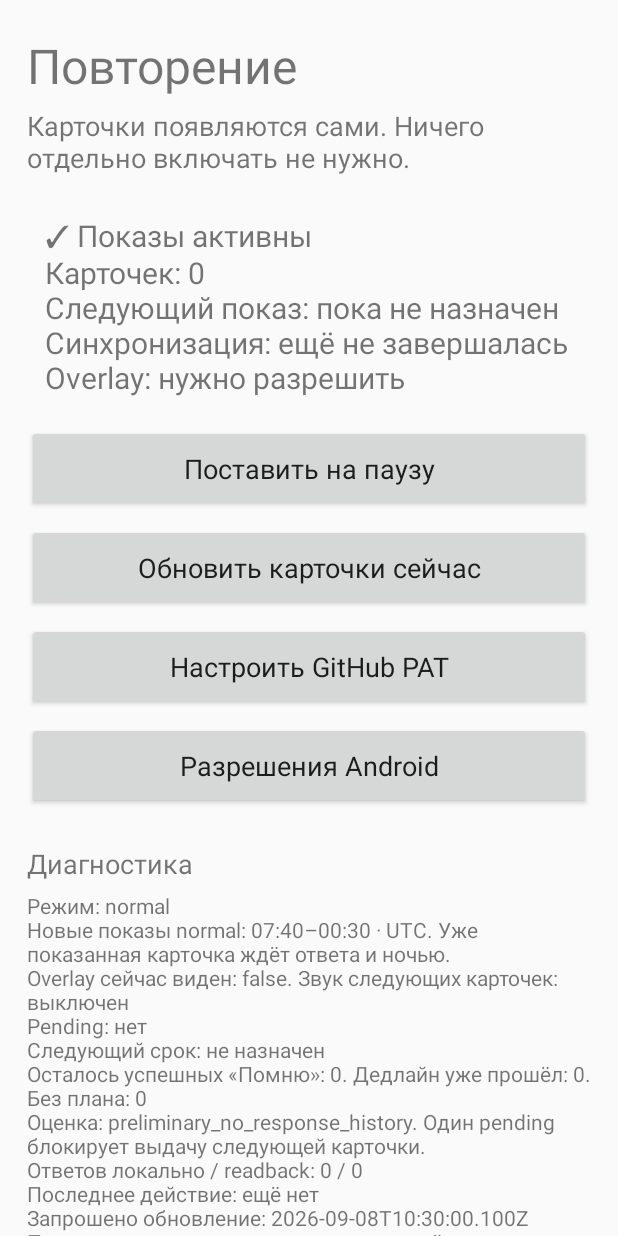
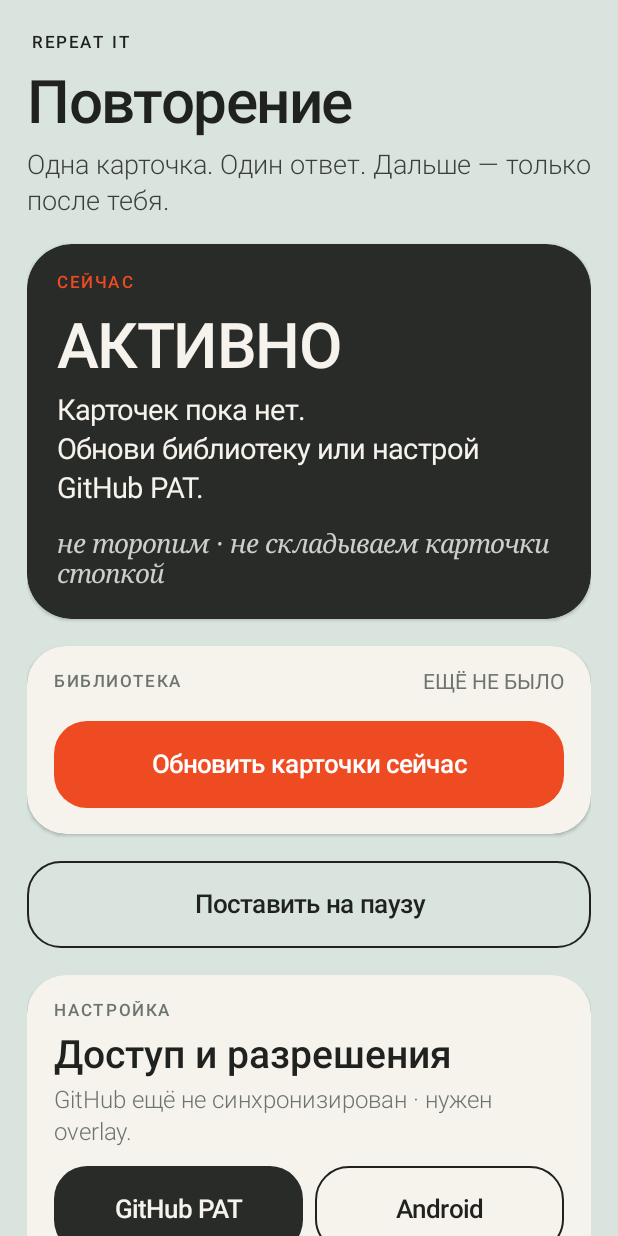
Before and after one commit to onedayonemasterpiece/repeat-it, an Android app: the screen it shows after launch (MainActivity), on a phone screen of 412 x 824 dp. Run offline under Robolectric (Android 15) with nearby library versions, the light colour scheme and no system bars; 4 statements that could not run were skipped.

Commit message:
Redesign main screen with editorial hierarchy

```diff
--- a/app/src/main/java/com/onedayonemasterpiece/repeatit/MainActivity.java
+++ b/app/src/main/java/com/onedayonemasterpiece/repeatit/MainActivity.java
@@ -3,9 +3,13 @@ package com.onedayonemasterpiece.repeatit;
 import android.Manifest;
 import android.app.*;
 import android.content.*;
+import android.content.res.ColorStateList;
+import android.graphics.Typeface;
+import android.graphics.drawable.GradientDrawable;
+import android.graphics.drawable.RippleDrawable;
+import android.net.Uri;
 import android.os.*;
 import android.provider.Settings;
-import android.net.Uri;
 import android.text.InputType;
 import android.view.*;
 import android.widget.*;
@@ -15,57 +19,137 @@ import java.time.Instant;
 
 public final class MainActivity extends Activity {
     public static volatile boolean visible=false;
-    private Store store;private TextView summary,status;private Button pauseButton,syncButton;
+
+    private static final int SAGE=0xffd9e4df;
+    private static final int GRAPHITE=0xff292b29;
+    private static final int GRAPHITE_SOFT=0xff3b3e3a;
+    private static final int PAPER=0xfff6f3ed;
+    private static final int INK=0xff202220;
+    private static final int MUTED=0xff6d746f;
+    private static final int ORANGE=0xffef4b23;
+    private static final int WHITE=0xffffffff;
+
+    private final Typeface display=Typeface.create("sans-serif-medium",Typeface.NORMAL);
+    private final Typeface body=Typeface.create("sans-serif",Typeface.NORMAL);
+    private final Typeface bodyLight=Typeface.create("sans-serif-light",Typeface.NORMAL);
+    private final Typeface editorial=Typeface.create("serif",Typeface.ITALIC);
+
+    private Store store;
+    private TextView stateWord,heroMeta,heroSync,pauseButton,syncButton,setupHint;
     private final BroadcastReceiver changed=new BroadcastReceiver(){@Override public void onReceive(Context c,Intent i){renderStatus();}};
+
     @Override public void onCreate(Bundle b){
-        super.onCreate(b);getWindow().addFlags(WindowManager.LayoutParams.FLAG_SECURE);store=Store.get(this);
-        LinearLayout page=new LinearLayout(this);page.setOrientation(LinearLayout.VERTICAL);page.setPadding(dp(18),dp(22),dp(18),dp(22));
-        TextView title=new TextView(this);title.setText("Повторение");title.setTextSize(32);page.addView(title);
-        TextView subtitle=new TextView(this);subtitle.setText("Карточки появляются сами. Ничего отдельно включать не нужно.");subtitle.setTextSize(18);subtitle.setPadding(0,dp(6),0,dp(14));page.addView(subtitle);
-        summary=new TextView(this);summary.setTextSize(20);summary.setPadding(dp(12),dp(12),dp(12),dp(14));page.addView(summary,new LinearLayout.LayoutParams(-1,-2));
-        pauseButton=button(page,"",this::togglePause);
-        syncButton=button(page,"Обновить карточки сейчас",()->{
-            store.put("last_ui_action","manual_sync_tap@"+Instant.now());SyncWorker.configure(this,true);syncButton.setText("Обновление запрошено…");Toast.makeText(this,"Синхронизация запущена — окно можно закрыть",Toast.LENGTH_SHORT).show();syncButton.postDelayed(()->{syncButton.setText("Обновить карточки сейчас");renderStatus();},1400);
+        super.onCreate(b);
+        getWindow().addFlags(WindowManager.LayoutParams.FLAG_SECURE);
+        getWindow().setStatusBarColor(SAGE);getWindow().setNavigationBarColor(SAGE);
+        if(Build.VERSION.SDK_INT>=23)getWindow().getDecorView().setSystemUiVisibility(View.SYSTEM_UI_FLAG_LIGHT_STATUS_BAR);
+        if(Build.VERSION.SDK_INT>=26)getWindow().getDecorView().setSystemUiVisibility(View.SYSTEM_UI_FLAG_LIGHT_STATUS_BAR|View.SYSTEM_UI_FLAG_LIGHT_NAVIGATION_BAR);
+        store=Store.get(this);
+
+        ScrollView scroll=new ScrollView(this);scroll.setFillViewport(true);scroll.setBackgroundColor(SAGE);scroll.setClipToPadding(false);
+        LinearLayout page=new LinearLayout(this);page.setOrientation(LinearLayout.VERTICAL);page.setPadding(dp(18),dp(22),dp(18),dp(34));
+
+        TextView brand=micro("REPEAT IT",INK);brand.setPadding(dp(3),0,0,dp(10));page.addView(brand);
+        TextView title=label("Повторение",40,INK,display);title.setLetterSpacing(-0.025f);page.addView(title);
+        TextView subtitle=label("Одна карточка. Один ответ. Дальше — только после тебя.",18,GRAPHITE_SOFT,bodyLight);subtitle.setPadding(0,dp(7),0,dp(18));subtitle.setLineSpacing(0,1.12f);page.addView(subtitle);
+
+        LinearLayout hero=surface(GRAPHITE,30);hero.setPadding(dp(20),dp(19),dp(20),dp(20));
+        TextView now=micro("СЕЙЧАС",ORANGE);hero.addView(now);
+        stateWord=label("",42,PAPER,display);stateWord.setLetterSpacing(-0.025f);stateWord.setPadding(0,dp(12),0,dp(7));hero.addView(stateWord);
+        heroMeta=label("",19,PAPER,body);heroMeta.setLineSpacing(dp(2),1.08f);hero.addView(heroMeta);
+        TextView philosophy=label("не торопим · не складываем карточки стопкой",17,0xffcbd0cb,editorial);philosophy.setPadding(0,dp(16),0,0);hero.addView(philosophy);
+        page.addView(hero,blockMargins(0,0,0,dp(12)));
+
+        LinearLayout syncSurface=surface(PAPER,26);syncSurface.setPadding(dp(18),dp(16),dp(18),dp(17));
+        LinearLayout syncHeader=new LinearLayout(this);syncHeader.setOrientation(LinearLayout.HORIZONTAL);syncHeader.setGravity(Gravity.CENTER_VERTICAL);
+        TextView library=micro("БИБЛИОТЕКА",MUTED);syncHeader.addView(library,new LinearLayout.LayoutParams(0,-2,1));
+        heroSync=label("",14,MUTED,body);heroSync.setGravity(Gravity.END);syncHeader.addView(heroSync);syncSurface.addView(syncHeader);
+        syncButton=action("Обновить карточки сейчас",ORANGE,WHITE,ORANGE,0,()->{
+            store.put("last_ui_action","manual_sync_tap@"+Instant.now());SyncWorker.configure(this,true);
+            syncButton.setText("Обновление запрошено  →");Toast.makeText(this,"Синхронизация запущена — окно можно закрыть",Toast.LENGTH_SHORT).show();
+            syncButton.postDelayed(()->{syncButton.setText("Обновить карточки сейчас");renderStatus();},1500);
         });
-        button(page,"Настроить GitHub PAT",()->{
-            EditText entry=new EditText(this);entry.setInputType(InputType.TYPE_CLASS_TEXT|InputType.TYPE_TEXT_VARIATION_PASSWORD);entry.setSingleLine();entry.setImportantForAutofill(View.IMPORTANT_FOR_AUTOFILL_NO);
-            AlertDialog dialog=new AlertDialog.Builder(this).setTitle("Fine-grained PAT только для idea-hub")
-                .setMessage("Contents: read/write. GitHub ограничивает ключ репозиторием, не папкой. Приложение читает learning/ и пишет только свой progress. Ключ не передаётся в журнал или резервную копию.")
-                .setView(entry).setPositiveButton("Сохранить",(d,w)->{try{new TokenVault(this).save(entry.getText().toString());entry.getText().clear();store.put("last_ui_action","pat_saved@"+Instant.now());SyncWorker.configure(this,true);Toast.makeText(this,"Ключ сохранён, синхронизация запущена",Toast.LENGTH_SHORT).show();}catch(Exception e){entry.getText().clear();store.put("sync_error","token_save_failed:"+e.getClass().getSimpleName());Toast.makeText(this,"Не удалось сохранить ключ",Toast.LENGTH_LONG).show();}renderStatus();})
-                .setNegativeButton("Отмена",(d,w)->entry.getText().clear()).create();dialog.show();dialog.getWindow().addFlags(WindowManager.LayoutParams.FLAG_SECURE);
-        });
-        button(page,"Разрешения Android",()->new AlertDialog.Builder(this).setTitle("Для автономного показа")
-            .setItems(new String[]{"Поверх других приложений","Уведомления","Точный ближайший сигнал"},(dialog,index)->{
-                store.put("last_ui_action","permissions_"+index+"@"+Instant.now());
-                if(index==0)startActivity(new Intent(Settings.ACTION_MANAGE_OVERLAY_PERMISSION,Uri.parse("package:"+getPackageName())));
-                if(index==1&&Build.VERSION.SDK_INT>=33)requestPermissions(new String[]{Manifest.permission.POST_NOTIFICATIONS},71);
-                if(index==2&&Build.VERSION.SDK_INT>=31)startActivity(new Intent(Settings.ACTION_REQUEST_SCHEDULE_EXACT_ALARM,Uri.parse("package:"+getPackageName())));
-            }).show());
-        TextView diagnosticTitle=new TextView(this);diagnosticTitle.setText("Диагностика");diagnosticTitle.setTextSize(18);diagnosticTitle.setPadding(0,dp(20),0,dp(6));page.addView(diagnosticTitle);
-        status=new TextView(this);status.setTextSize(14);page.addView(status);
-        ScrollView scroll=new ScrollView(this);scroll.addView(page);setContentView(scroll);ContextCompat.registerReceiver(this,changed,new IntentFilter(Delivery.CHANGED),ContextCompat.RECEIVER_NOT_EXPORTED);renderStatus();
+        syncSurface.addView(syncButton,blockMargins(0,dp(12),0,0));
+        page.addView(syncSurface,blockMargins(0,0,0,dp(12)));
+
+        pauseButton=action("",SAGE,INK,INK,1,this::togglePause);page.addView(pauseButton,blockMargins(0,0,0,dp(12)));
+
+        LinearLayout setup=surface(PAPER,26);setup.setPadding(dp(18),dp(17),dp(18),dp(18));
+        setup.addView(micro("НАСТРОЙКА",MUTED));
+        TextView setupTitle=label("Доступ и разрешения",26,INK,display);setupTitle.setPadding(0,dp(8),0,dp(5));setup.addView(setupTitle);
+        setupHint=label("",16,MUTED,bodyLight);setupHint.setLineSpacing(dp(1),1.08f);setup.addView(setupHint);
+        LinearLayout setupActions=new LinearLayout(this);setupActions.setOrientation(LinearLayout.HORIZONTAL);setupActions.setPadding(0,dp(13),0,0);
+        TextView token=action("GitHub PAT",GRAPHITE,PAPER,GRAPHITE,0,this::showPatDialog);
+        TextView permissions=action("Android",PAPER,INK,INK,1,this::showPermissions);
+        setupActions.addView(token,new LinearLayout.LayoutParams(0,dp(58),1));LinearLayout.LayoutParams right=new LinearLayout.LayoutParams(0,dp(58),1);right.setMargins(dp(8),0,0,0);setupActions.addView(permissions,right);setup.addView(setupActions);
+        page.addView(setup,blockMargins(0,0,0,dp(14)));
+
+        TextView diagnostics=action("Техническое состояние  ↗",SAGE,MUTED,MUTED,0,this::showDiagnostics);diagnostics.setGravity(Gravity.START|Gravity.CENTER_VERTICAL);diagnostics.setPadding(dp(6),0,dp(6),0);page.addView(diagnostics);
+
+        scroll.addView(page);setContentView(scroll);
+        ContextCompat.registerReceiver(this,changed,new IntentFilter(Delivery.CHANGED),ContextCompat.RECEIVER_NOT_EXPORTED);
+        renderStatus();
     }
+
     private int dp(int value){return Math.round(value*getResources().getDisplayMetrics().density);}
-    private Button button(LinearLayout parent,String label,Runnable action){Button b=new Button(this);b.setText(label);b.setAllCaps(false);b.setTextSize(18);b.setMinHeight(dp(58));b.setOnClickListener(v->action.run());LinearLayout.LayoutParams p=new LinearLayout.LayoutParams(-1,-2);p.setMargins(0,dp(4),0,dp(4));parent.addView(b,p);return b;}
+    private TextView label(String value,int sp,int color,Typeface face){TextView t=new TextView(this);t.setText(value);t.setTextSize(sp);t.setTextColor(color);t.setTypeface(face);t.setIncludeFontPadding(false);return t;}
+    private TextView micro(String value,int color){TextView t=label(value,11,color,display);t.setLetterSpacing(.16f);return t;}
+    private LinearLayout surface(int color,int radius){LinearLayout v=new LinearLayout(this);v.setOrientation(LinearLayout.VERTICAL);GradientDrawable g=new GradientDrawable();g.setColor(color);g.setCornerRadius(dp(radius));v.setBackground(g);v.setClipToOutline(true);v.setElevation(dp(1));return v;}
+    private LinearLayout.LayoutParams blockMargins(int left,int top,int right,int bottom){LinearLayout.LayoutParams p=new LinearLayout.LayoutParams(-1,-2);p.setMargins(dp(left),dp(top),dp(right),dp(bottom));return p;}
+    private RippleDrawable buttonBackground(int fill,int stroke,int strokeDp,int radius){GradientDrawable g=new GradientDrawable();g.setColor(fill);g.setCornerRadius(dp(radius));if(strokeDp>0)g.setStroke(dp(strokeDp),stroke);return new RippleDrawable(ColorStateList.valueOf(0x22000000),g,null);}
+    private TextView action(String text,int fill,int textColor,int stroke,int strokeDp,Runnable action){TextView v=label(text,17,textColor,display);v.setGravity(Gravity.CENTER);v.setMinHeight(dp(58));v.setPadding(dp(16),0,dp(16),0);v.setBackground(buttonBackground(fill,stroke,strokeDp,22));v.setClickable(true);v.setFocusable(true);v.setOnClickListener(x->action.run());return v;}
+
     private void togglePause(){
         boolean paused=!store.value("paused","false").equals("true");store.put("paused",String.valueOf(paused));store.put("last_ui_action",(paused?"pause":"resume")+"_tap@"+Instant.now());
         Delivery.start(this);Delivery.arm(this);sendBroadcast(new Intent(Delivery.CHANGED).setPackage(getPackageName()));Toast.makeText(this,paused?"Показы поставлены на паузу":"Показы продолжены",Toast.LENGTH_SHORT).show();renderStatus();
     }
+
+    private void showPatDialog(){
+        EditText entry=new EditText(this);entry.setInputType(InputType.TYPE_CLASS_TEXT|InputType.TYPE_TEXT_VARIATION_PASSWORD);entry.setSingleLine();entry.setImportantForAutofill(View.IMPORTANT_FOR_AUTOFILL_NO);entry.setTextSize(18);entry.setPadding(dp(14),dp(12),dp(14),dp(12));
+        AlertDialog dialog=new AlertDialog.Builder(this).setTitle("GitHub PAT · idea-hub")
+            .setMessage("Fine-grained token: Contents read/write. Repeat It читает learning/ и пишет только собственный progress.")
+            .setView(entry).setPositiveButton("Сохранить",(d,w)->{try{new TokenVault(this).save(entry.getText().toString());entry.getText().clear();store.put("last_ui_action","pat_saved@"+Instant.now());SyncWorker.configure(this,true);Toast.makeText(this,"Ключ сохранён · синхронизация запущена",Toast.LENGTH_SHORT).show();}catch(Exception e){entry.getText().clear();store.put("sync_error","token_save_failed:"+e.getClass().getSimpleName());Toast.makeText(this,"Не удалось сохранить ключ",Toast.LENGTH_LONG).show();}renderStatus();})
+            .setNegativeButton("Отмена",(d,w)->entry.getText().clear()).create();dialog.show();dialog.getWindow().addFlags(WindowManager.LayoutParams.FLAG_SECURE);
+    }
+
+    private void showPermissions(){
+        new AlertDialog.Builder(this).setTitle("Разрешения Android").setItems(new String[]{"Поверх других приложений","Уведомления","Точный ближайший сигнал"},(dialog,index)->{
+            store.put("last_ui_action","permissions_"+index+"@"+Instant.now());
+            if(index==0)startActivity(new Intent(Settings.ACTION_MANAGE_OVERLAY_PERMISSION,Uri.parse("package:"+getPackageName())));
+            if(index==1&&Build.VERSION.SDK_INT>=33)requestPermissions(new String[]{Manifest.permission.POST_NOTIFICATIONS},71);
+            if(index==2&&Build.VERSION.SDK_INT>=31)startActivity(new Intent(Settings.ACTION_REQUEST_SCHEDULE_EXACT_ALARM,Uri.parse("package:"+getPackageName())));
+        }).show();
+    }
+
     private String nextLabel(Engine.Decision d){return d.due==null?"пока не назначен":d.due.atZone(java.time.ZoneId.systemDefault()).toLocalDateTime().toString().replace('T',' ');}
+    private String syncLabel(){String err=store.value("sync_error","");String last=store.value("last_sync","");if(!err.isEmpty())return "ОШИБКА";if(last.isEmpty())return "ЕЩЁ НЕ БЫЛО";return "АКТУАЛЬНО";}
+    private String setupStatus(){String overlay=Settings.canDrawOverlays(this)?"overlay разрешён":"нужен overlay";String sync=store.value("last_sync","").isEmpty()?"GitHub ещё не синхронизирован":"GitHub синхронизирован";return sync+" · "+overlay+".";}
+
+    private String diagnosticText(){
+        Engine.Decision d=store.decision();Store.Pending p=store.pending();StringBuilder s=new StringBuilder();
+        s.append("Режим: ").append(store.mode()).append("\nПауза: ").append(store.value("paused","false")).append("\n");
+        s.append("Карточек: ").append(store.cards().size()).append("\nPending: ").append(p==null?"нет":p.id).append("\nOverlay visible: ").append(store.value("overlay_visible","false")).append("\n");
+        s.append("Следующий срок: ").append(d.due==null?"не назначен":d.due.atZone(java.time.ZoneId.systemDefault())).append("\nОсталось успешных «Помню»: ").append(d.remaining).append("\nПросрочено: ").append(d.expired).append("\nБез плана: ").append(d.withoutPlan).append("\n");
+        s.append("Ответов локально / readback: ").append(store.eventCount(false)).append(" / ").append(store.eventCount(true)).append("\nПоследнее действие: ").append(store.value("last_ui_action","ещё нет")).append("\n");
+        s.append("Sync requested: ").append(store.value("sync_requested_at","ещё нет")).append("\nLast sync: ").append(store.value("last_sync","ещё нет")).append("\nidea-hub SHA: ").append(store.value("last_sync_source_sha","ещё нет")).append("\n");
+        String sync=store.value("sync_error","");String delivery=store.value("delivery_error","");if(!sync.isEmpty())s.append("Sync error: ").append(sync).append("\n");if(!delivery.isEmpty())s.append("Delivery error: ").append(delivery).append("\n");
+        s.append("Новые normal-показы: 07:40–00:30 · ").append(java.time.ZoneId.systemDefault()).append(". Уже показанная карточка ждёт ответа и ночью.");return s.toString();
+    }
+
+    private void showDiagnostics(){TextView copy=label(diagnosticText(),14,INK,body);copy.setPadding(dp(20),dp(6),dp(20),dp(8));copy.setTextIsSelectable(true);new AlertDialog.Builder(this).setTitle("Техническое состояние").setView(copy).setPositiveButton("Закрыть",null).show();}
+
     private void renderStatus(){
-        if(status==null||summary==null)return;boolean paused=store.value("paused","false").equals("true");if(pauseButton!=null)pauseButton.setText(paused?"Продолжить показы":"Поставить на паузу");
-        Engine.Decision d=store.decision();Store.Pending p=store.pending();String lastSync=store.value("last_sync","");String syncError=store.value("sync_error","");
-        StringBuilder top=new StringBuilder();top.append(paused?"⏸ Показы на паузе":"✓ Показы активны").append("\n");top.append("Карточек: ").append(store.cards().size()).append("\n");top.append(p==null?"Следующий показ: "+nextLabel(d):"Сейчас ждёт ответа одна карточка").append("\n");top.append("Синхронизация: ").append(syncError.isEmpty()?(lastSync.isEmpty()?"ещё не завершалась":"успешно"):"ошибка").append("\n");top.append("Overlay: ").append(Settings.canDrawOverlays(this)?"разрешён":"нужно разрешить");summary.setText(top);
-        StringBuilder s=new StringBuilder();
-        s.append("Режим: ").append(store.mode()).append("\n");s.append("Новые показы normal: 07:40–00:30 · ").append(java.time.ZoneId.systemDefault()).append(". Уже показанная карточка ждёт ответа и ночью.\n");
-        s.append("Overlay сейчас виден: ").append(store.value("overlay_visible","false")).append(". Звук следующих карточек: ").append(store.sound()?"включён":"выключен").append("\n");
-        s.append("Pending: ").append(p==null?"нет":p.id).append("\n");s.append("Следующий срок: ").append(d.due==null?"не назначен":d.due.atZone(java.time.ZoneId.systemDefault())).append("\n");
-        s.append("Осталось успешных «Помню»: ").append(d.remaining).append(". Дедлайн уже прошёл: ").append(d.expired).append(". Без плана: ").append(d.withoutPlan).append("\n");
-        if(d.loads!=null)for(Engine.Load load:d.loads)s.append("До ").append(load.deadline).append(": ").append(load.cumulative).append(" успешных повторений; расчётный темп ").append((load.requiredPerAllowedHour==null?"нет разрешённого времени":String.format(java.util.Locale.ROOT,"%.2f",load.requiredPerAllowedHour))).append(" за час окна новых показов.\n");
-        s.append("Оценка: ").append(d.feasibility).append(". Один pending блокирует выдачу следующей карточки.\n");s.append("Ответов локально / readback: ").append(store.eventCount(false)).append(" / ").append(store.eventCount(true)).append("\n");
-        s.append("Последнее действие: ").append(store.value("last_ui_action","ещё нет")).append("\n");s.append("Запрошено обновление: ").append(store.value("sync_requested_at","ещё нет")).append("\n");s.append("Последняя успешная синхронизация: ").append(lastSync.isEmpty()?"ещё нет":lastSync).append("\n");s.append("idea-hub snapshot: ").append(store.value("last_sync_source_sha","ещё нет")).append("\n");
-        String delivery=store.value("delivery_error","");if(!syncError.isEmpty())s.append("Sync: ").append(syncError).append("\n");if(!delivery.isEmpty())s.append("Delivery: ").append(delivery).append("\n");s.append("Обновление идёт через WorkManager: после нажатия окно можно закрыть. Force-stop требует ручного открытия. Расход батареи ещё не измерен.");status.setText(s);
+        if(stateWord==null)return;boolean paused=store.value("paused","false").equals("true");Engine.Decision d=store.decision();Store.Pending p=store.pending();
+        stateWord.setText(paused?"ПАУЗА":"АКТИВНО");stateWord.setTextColor(paused?0xffffb29f:PAPER);
+        if(p!=null)heroMeta.setText("Одна карточка уже ждёт ответа.\nСледующая не появится, пока ты её не закроешь.");
+        else if(store.cards().isEmpty())heroMeta.setText("Карточек пока нет.\nОбнови библиотеку или настрой GitHub PAT.");
+        else heroMeta.setText("Карточек: "+store.cards().size()+"\nСледующий показ: "+nextLabel(d));
+        heroSync.setText(syncLabel());
+        pauseButton.setText(paused?"Продолжить показы  →":"Поставить на паузу");
+        pauseButton.setBackground(buttonBackground(paused?GRAPHITE:SAGE,paused?GRAPHITE:INK,1,22));pauseButton.setTextColor(paused?PAPER:INK);
+        setupHint.setText(setupStatus());
     }
+
     @Override protected void onResume(){super.onResume();visible=true;SyncWorker.configure(this,true);sendBroadcast(new Intent(Delivery.CHANGED).setPackage(getPackageName()));Delivery.start(this);Delivery.arm(this);renderStatus();}
     @Override protected void onPause(){visible=false;sendBroadcast(new Intent(Delivery.CHANGED).setPackage(getPackageName()));super.onPause();}
     @Override protected void onDestroy(){unregisterReceiver(changed);super.onDestroy();}
```
